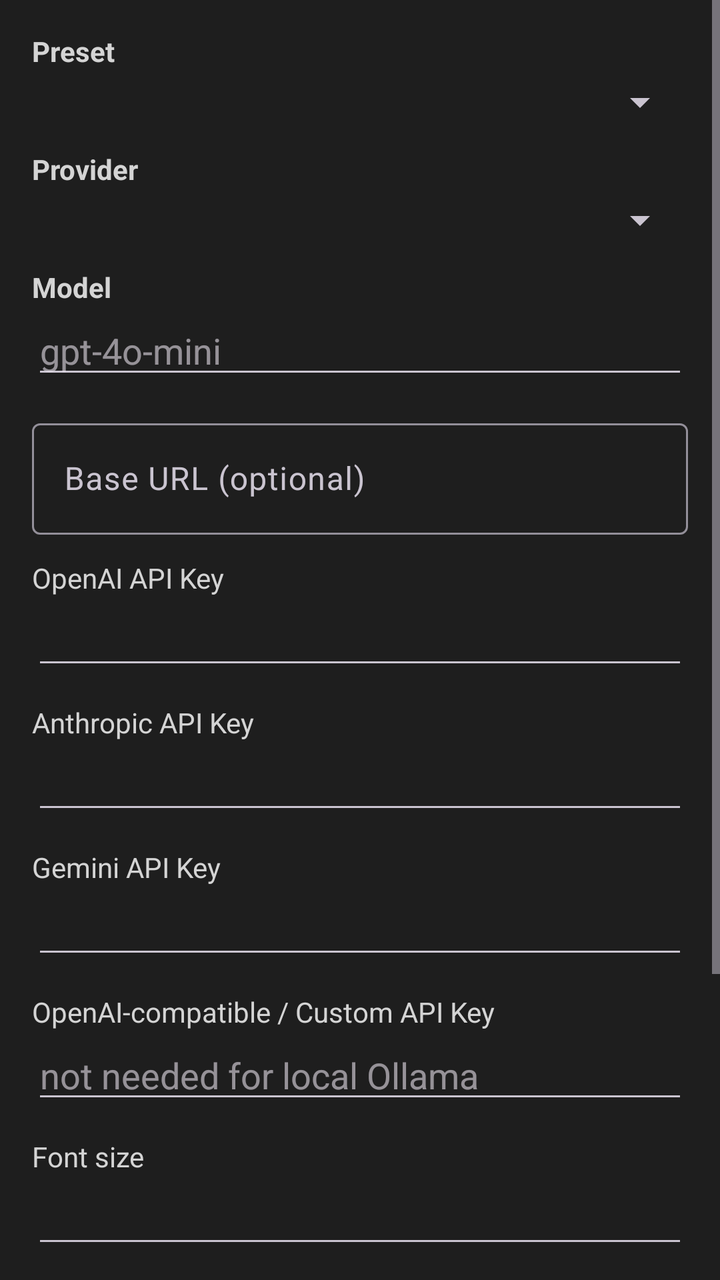
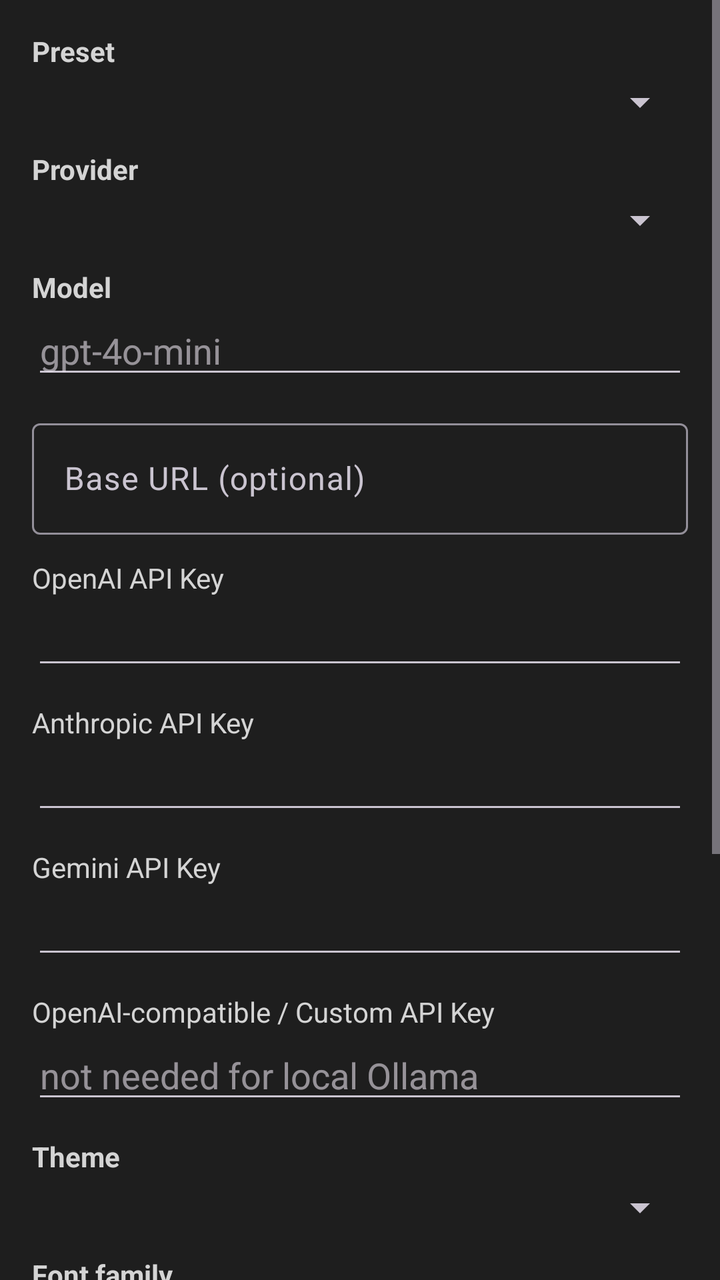

The first picture is an Android layout as it rendered before a commit; the second is the same layout after the commit. The layout source and the unified diff follow.
<!-- AndroidManifest.xml: application theme Theme.VibeCode -->
<!-- res/layout/activity_settings.xml -->
<?xml version="1.0" encoding="utf-8"?>
<ScrollView xmlns:android="http://schemas.android.com/apk/res/android"
    android:layout_width="match_parent"
    android:layout_height="match_parent"
    android:background="@color/background">
    <LinearLayout
        android:layout_width="match_parent"
        android:layout_height="wrap_content"
        android:orientation="vertical"
        android:padding="16dp">

        <TextView android:layout_width="wrap_content" android:layout_height="wrap_content" android:text="Preset" android:textColor="@color/text" android:textStyle="bold" />
        <Spinner android:id="@+id/spinPreset" android:layout_width="match_parent" android:layout_height="wrap_content" android:layout_marginTop="4dp" />

        <TextView android:layout_width="wrap_content" android:layout_height="wrap_content" android:text="Provider" android:textColor="@color/text" android:textStyle="bold" android:layout_marginTop="12dp" />
        <Spinner android:id="@+id/spinProvider" android:layout_width="match_parent" android:layout_height="wrap_content" android:layout_marginTop="4dp" />

        <TextView android:layout_width="wrap_content" android:layout_height="wrap_content" android:text="Model" android:textColor="@color/text" android:textStyle="bold" android:layout_marginTop="12dp" />
        <EditText android:id="@+id/etModel" android:layout_width="match_parent" android:layout_height="wrap_content" android:textColor="@color/text" android:hint="gpt-4o-mini" />

        <com.google.android.material.textfield.TextInputLayout
            android:id="@+id/tilBaseUrl"
            android:layout_width="match_parent"
            android:layout_height="wrap_content"
            android:layout_marginTop="12dp">
            <EditText android:id="@+id/etBaseUrl" android:layout_width="match_parent" android:layout_height="wrap_content" android:textColor="@color/text" android:hint="Base URL (optional)" />
        </com.google.android.material.textfield.TextInputLayout>

        <TextView android:layout_width="wrap_content" android:layout_height="wrap_content" android:text="OpenAI API Key" android:textColor="@color/text" android:layout_marginTop="12dp" />
        <EditText android:id="@+id/etOpenAi" android:layout_width="match_parent" android:layout_height="wrap_content" android:inputType="textPassword" android:textColor="@color/text" />

        <TextView android:layout_width="wrap_content" android:layout_height="wrap_content" android:text="Anthropic API Key" android:textColor="@color/text" android:layout_marginTop="12dp" />
        <EditText android:id="@+id/etAnthropic" android:layout_width="match_parent" android:layout_height="wrap_content" android:inputType="textPassword" android:textColor="@color/text" />

        <TextView android:layout_width="wrap_content" android:layout_height="wrap_content" android:text="Gemini API Key" android:textColor="@color/text" android:layout_marginTop="12dp" />
        <EditText android:id="@+id/etGemini" android:layout_width="match_parent" android:layout_height="wrap_content" android:inputType="textPassword" android:textColor="@color/text" />

        <TextView android:layout_width="wrap_content" android:layout_height="wrap_content" android:text="OpenAI-compatible / Custom API Key" android:textColor="@color/text" android:layout_marginTop="12dp" />
        <EditText android:id="@+id/etCustom" android:layout_width="match_parent" android:layout_height="wrap_content" android:inputType="textPassword" android:textColor="@color/text" android:hint="not needed for local Ollama" />

        <TextView android:layout_width="wrap_content" android:layout_height="wrap_content" android:text="Font size" android:textColor="@color/text" android:layout_marginTop="12dp" />
        <EditText android:id="@+id/etFontSize" android:layout_width="match_parent" android:layout_height="wrap_content" android:inputType="number" android:textColor="@color/text" />

        <TextView android:layout_width="wrap_content" android:layout_height="wrap_content" android:text="Tab size" android:textColor="@color/text" android:layout_marginTop="12dp" />
        <EditText android:id="@+id/etTabSize" android:layout_width="match_parent" android:layout_height="wrap_content" android:inputType="number" android:textColor="@color/text" />

        <CheckBox android:id="@+id/cbFileAccess" android:layout_width="match_parent" android:layout_height="wrap_content" android:text="Allow AI agent to access files on device" android:textColor="@color/text" android:layout_marginTop="12dp" />

        <LinearLayout android:layout_width="match_parent" android:layout_height="wrap_content" android:orientation="horizontal" android:layout_marginTop="16dp">
            <Button android:id="@+id/btnTest" android:layout_width="0dp" android:layout_height="wrap_content" android:layout_weight="1" android:text="Test connection" />
            <Button android:id="@+id/btnSave" android:layout_width="0dp" android:layout_height="wrap_content" android:layout_weight="1" android:text="Save" android:layout_marginStart="8dp" />
        </LinearLayout>
    </LinearLayout>
</ScrollView>
<!-- resources referenced by this layout -->
<resources>
  <color name="background">#1e1e1e</color>
  <color name="text">#d4d4d4</color>
  <style name="Theme.VibeCode" parent="Theme.Material3.Dark.NoActionBar">
          <item name="colorPrimary">@color/primary</item>
          <item name="colorPrimaryVariant">@color/primary_dark</item>
          <item name="colorAccent">@color/accent</item>
          <item name="android:windowBackground">@color/background</item>
          <item name="android:textColor">@color/text</item>
      </style>
  <color name="primary">#007acc</color>
  <color name="primary_dark">#333333</color>
  <color name="accent">#007acc</color>
</resources>

<!-- the commit's change to res/layout/activity_settings.xml (unified diff, before → after) -->
@@ -38,6 +38,12 @@
         <TextView android:layout_width="wrap_content" android:layout_height="wrap_content" android:text="OpenAI-compatible / Custom API Key" android:textColor="@color/text" android:layout_marginTop="12dp" />
         <EditText android:id="@+id/etCustom" android:layout_width="match_parent" android:layout_height="wrap_content" android:inputType="textPassword" android:textColor="@color/text" android:hint="not needed for local Ollama" />
 
+        <TextView android:layout_width="wrap_content" android:layout_height="wrap_content" android:text="Theme" android:textColor="@color/text" android:textStyle="bold" android:layout_marginTop="12dp" />
+        <Spinner android:id="@+id/spinTheme" android:layout_width="match_parent" android:layout_height="wrap_content" android:layout_marginTop="4dp" />
+
+        <TextView android:layout_width="wrap_content" android:layout_height="wrap_content" android:text="Font family" android:textColor="@color/text" android:textStyle="bold" android:layout_marginTop="12dp" />
+        <Spinner android:id="@+id/spinFont" android:layout_width="match_parent" android:layout_height="wrap_content" android:layout_marginTop="4dp" />
+
         <TextView android:layout_width="wrap_content" android:layout_height="wrap_content" android:text="Font size" android:textColor="@color/text" android:layout_marginTop="12dp" />
         <EditText android:id="@+id/etFontSize" android:layout_width="match_parent" android:layout_height="wrap_content" android:inputType="number" android:textColor="@color/text" />
 
